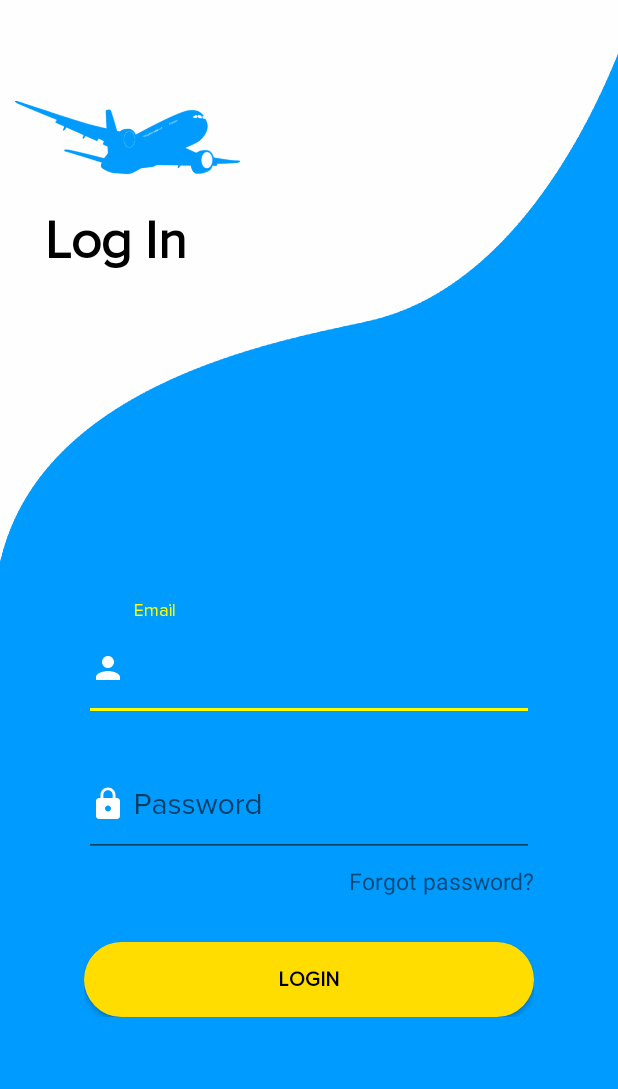
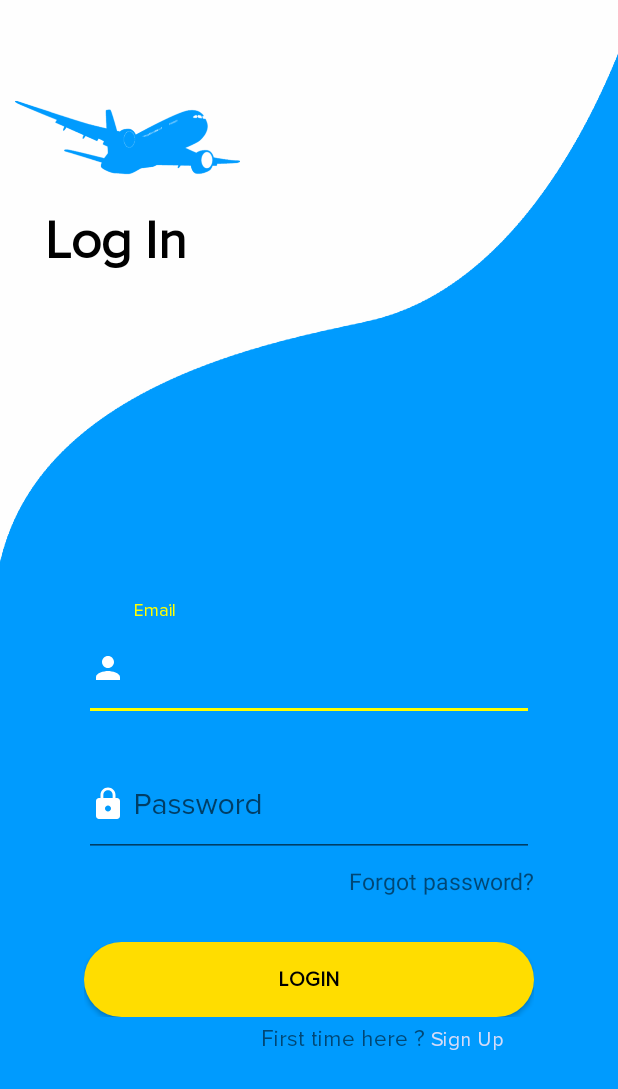
Before and after one commit to wahyukharisma/travanda, an Android app: the screen it shows after launch (Login), on a phone screen of 412 x 824 dp. Shown: the top 1089 px of the screen. Run offline under Robolectric (Android 15) with nearby library versions, the phone set to English and light mode, and no system bars; our stand-ins replace Firebase (no records; nobody signed in at launch, a user with empty details on screens opened directly).

Commit message:
Sign up (insert Auth, insert database belom)
masuk ke auth
belum mau masuk ke database

```diff
--- a/app/build.gradle
+++ b/app/build.gradle
@@ -28,6 +28,7 @@ dependencies {
     implementation 'com.android.support:appcompat-v7:28.0.0'
     implementation 'com.android.support.constraint:constraint-layout:1.1.3'
     implementation 'com.google.firebase:firebase-auth:16.0.3'
+    implementation 'com.google.firebase:firebase-database:16.0.1'
     testImplementation 'junit:junit:4.12'
     androidTestImplementation 'com.android.support.test:runner:1.0.2'
     androidTestImplementation 'com.android.support.test.espresso:espresso-core:3.0.2'
--- a/app/src/main/AndroidManifest.xml
+++ b/app/src/main/AndroidManifest.xml
@@ -12,6 +12,8 @@
         <activity android:name=".MainActivity">
         </activity>
         <activity android:name=".ForgotPassword"></activity>
+        <activity android:name=".ForgotPasswordSentEmail"></activity>
+        <activity android:name=".SignUp"></activity>
         <activity android:name=".Login">
             <intent-filter>
                 <action android:name="android.intent.action.MAIN"/>
--- a/app/src/main/java/com/example/travanda/ForgotPassword.kt
+++ b/app/src/main/java/com/example/travanda/ForgotPassword.kt
@@ -1,5 +1,6 @@
 package com.example.travanda
 
+import android.content.Intent
 import android.os.Bundle
 import android.support.v7.app.AppCompatActivity
 import android.text.TextUtils
@@ -23,8 +24,12 @@ class ForgotPassword : AppCompatActivity(){
                 mAuth?.sendPasswordResetEmail(email)?.addOnCompleteListener { task ->
                     if (task.isSuccessful){
                         Toast.makeText(this@ForgotPassword,"Check email to reset your password!",Toast.LENGTH_SHORT ).show()
+                        val intent= Intent(this, ForgotPasswordSentEmail::class.java)
+                        startActivity(intent)
                     } else{
                         Toast.makeText(this@ForgotPassword,"Fail to send reset password email!!",Toast.LENGTH_SHORT ).show()
+                        val intent= Intent(this, Login::class.java)
+                        startActivity(intent)
                     }
                 }
             }
--- a/app/src/main/java/com/example/travanda/Login.kt
+++ b/app/src/main/java/com/example/travanda/Login.kt
@@ -42,5 +42,9 @@ class Login : AppCompatActivity() {
             val intent = Intent (this, ForgotPassword::class.java)
             startActivity(intent)
         }
+        txt_signup.setOnClickListener {
+            val intent = Intent (this, SignUp::class.java)
+            startActivity(intent)
+        }
     }
 }
--- a/app/src/main/java/com/example/travanda/MainActivity.kt
+++ b/app/src/main/java/com/example/travanda/MainActivity.kt
@@ -4,7 +4,6 @@ import android.support.v7.app.AppCompatActivity
 import android.os.Bundle
 
 class MainActivity : AppCompatActivity() {
-
     override fun onCreate(savedInstanceState: Bundle?) {
         super.onCreate(savedInstanceState)
         setContentView(R.layout.activity_main)
--- /dev/null
+++ b/app/src/main/java/com/example/travanda/Users.kt
@@ -0,0 +1,5 @@
+package com.example.travanda
+
+class Users(var username : String, var email :String) {
+    constructor():this("","")
+}
--- a/app/src/main/res/layout/activity_login.xml
+++ b/app/src/main/res/layout/activity_login.xml
@@ -114,6 +114,26 @@
                         android:textStyle="bold"/>
             </LinearLayout>
 
+            <LinearLayout android:layout_width="match_parent"
+                          android:layout_height="match_parent"
+                          android:orientation="horizontal"
+                          android:gravity="end"
+                          android:layout_marginEnd="20dp"
+                          android:layout_marginTop="5dp">
+                <TextView android:layout_width="wrap_content"
+                          android:layout_height="wrap_content"
+                          android:text="First time here ? "
+                          android:fontFamily="@font/proxima_nova"
+                          android:textSize="15sp"/>
+                <TextView android:id="@+id/txt_signup"
+                          android:layout_width="wrap_content"
+                          android:layout_height="wrap_content"
+                          android:text="Sign Up"
+                          android:clickable="true"
+                          android:fontFamily="@font/proxima_nova"
+                          android:textColor="@color/link"/>
+            </LinearLayout>
+
         </LinearLayout>
     </LinearLayout>
 
--- a/app/src/main/res/values/colors.xml
+++ b/app/src/main/res/values/colors.xml
@@ -14,6 +14,7 @@
 
     <!-- Background Tint -->
     <color name="tintBlack">#000000</color>
+    <color name="link">#D5DBF7</color>
 
     <!--Button Color -->
     <color name="buttonLoginNormal">#FFDD00</color>
```
Also changed, not shown: app/src/main/java/com/example/travanda/ForgotPasswordSentEmail.kt (added, +18 -0 lines), app/src/main/java/com/example/travanda/SignUp.kt (added, +45 -0 lines).
